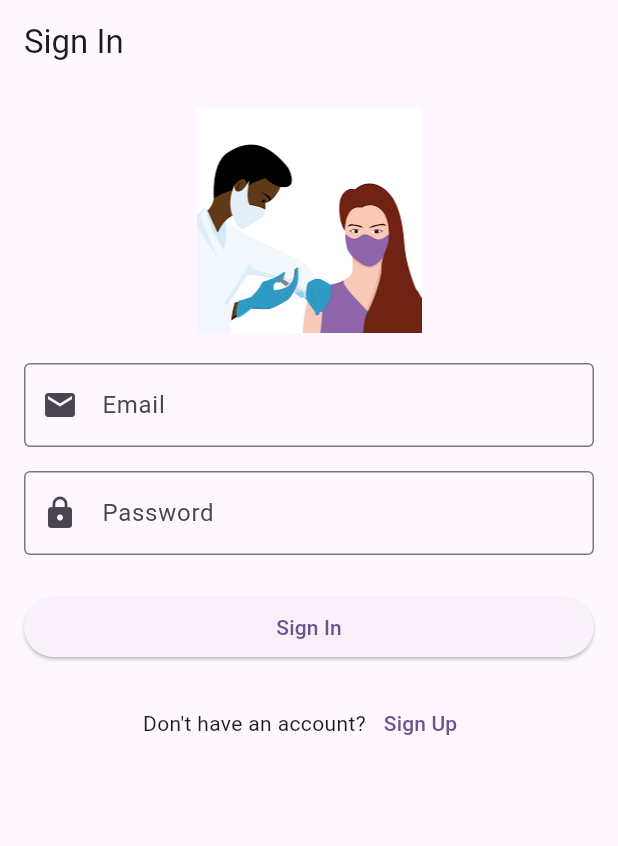
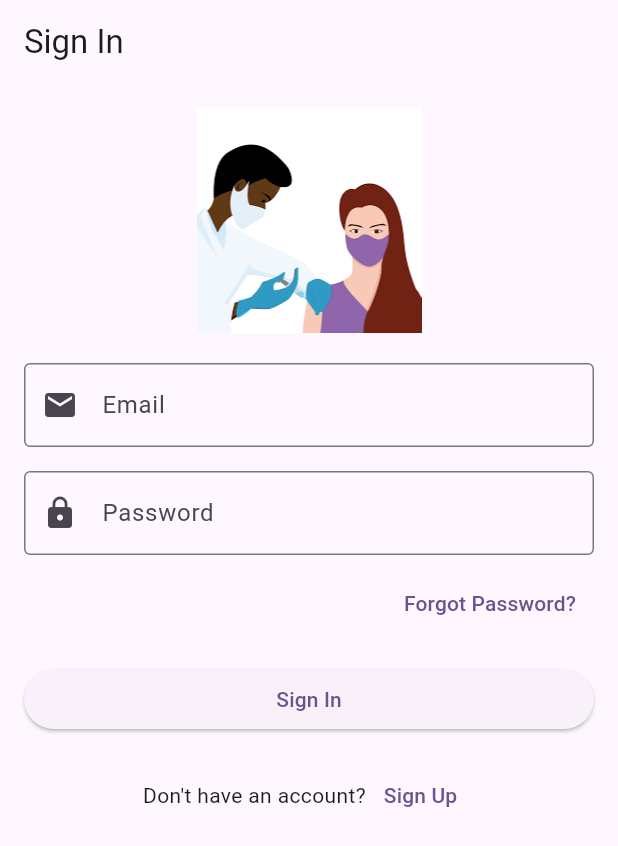
Before and after one commit to Dilipjp/Covid-vaccination-Scheduling, a Flutter app: the screen it shows after launch, on a phone screen of 412 x 824 dp. Shown: the top 846 px of the screen. Run offline on Flutter 3.47's test engine with Material 3 defaults, Android fonts, the light colour scheme and no system bars; our stand-ins replace firebase_auth, firebase_core; accounts and stored records are empty.

Commit message:
Forget password option added

```diff
--- a/lib/screens/sign_in_screen.dart
+++ b/lib/screens/sign_in_screen.dart
@@ -52,6 +52,29 @@ class _SignInScreenState extends State<SignInScreen> {
           _isLoading = false;
         });
       }
+    }
+  }
+
+  // Password Reset method
+  Future<void> _resetPassword() async {
+    if (_emailController.text.isEmpty) {
+      setState(() {
+        _errorMessage = 'Please enter your email to reset password';
+      });
+      return;
+    }
+
+    try {
+      await FirebaseAuth.instance.sendPasswordResetEmail(
+        email: _emailController.text.trim(),
+      );
+      setState(() {
+        _errorMessage = 'Password reset email sent';
+      });
+    } on FirebaseAuthException catch (e) {
+      setState(() {
+        _errorMessage = e.message;
+      });
     }
   }
 
@@ -127,7 +150,16 @@ class _SignInScreenState extends State<SignInScreen> {
                   obscureText: true,
                   validator: _validatePassword,
                 ),
-                const SizedBox(height: 24),
+                const SizedBox(height: 8),
+                // Forgot Password link
+                Align(
+                  alignment: Alignment.centerRight,
+                  child: TextButton(
+                    onPressed: _resetPassword,
+                    child: const Text('Forgot Password?'),
+                  ),
+                ),
+                const SizedBox(height: 16),
                 // Sign-In button or loading indicator
                 _isLoading
                     ? const CircularProgressIndicator()
```
